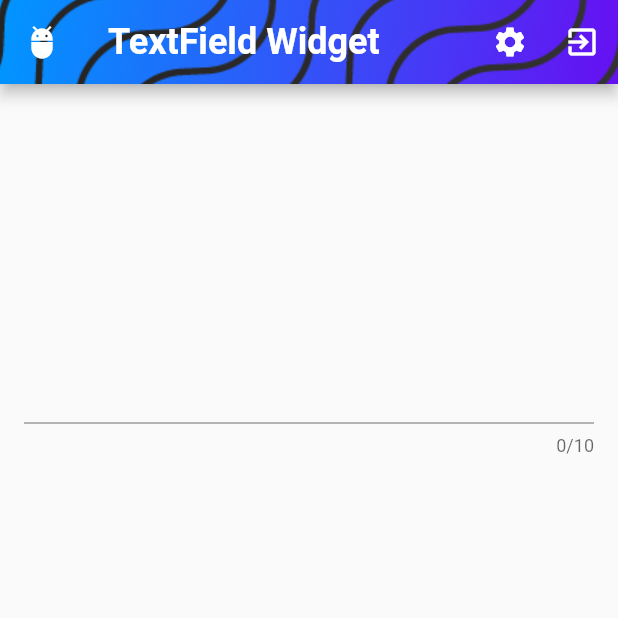
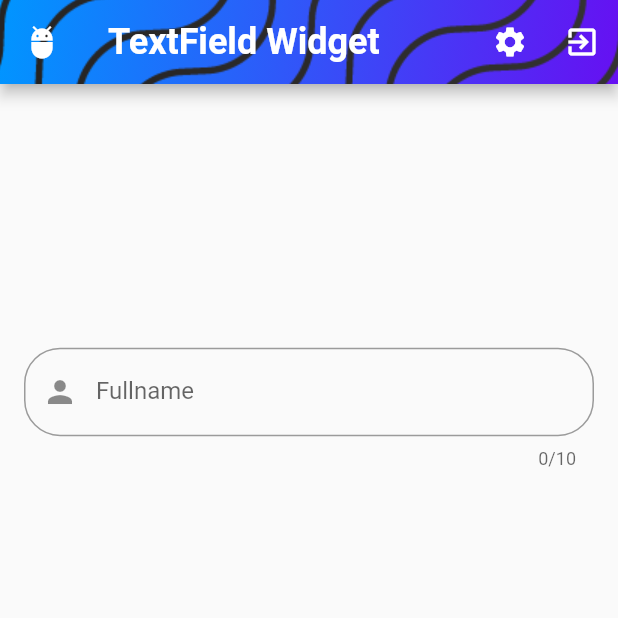
Before and after one commit to dikki-ap/flutter_basic, a Flutter app: the screen it shows after launch, on a phone screen of 412 x 824 dp, the top half of it. Run offline on Flutter 3.47's test engine with Material 2 defaults, Android fonts, the phone set to English and light mode, and no system bars.

Commit message:
21 - Custom TextField Widget

```diff
--- a/lib/main.dart
+++ b/lib/main.dart
@@ -54,6 +54,12 @@ class _MyAppState extends State<MyApp> {
                       },
                       controller:
                           controller, // U need to make Controller into TextField
+                      decoration: InputDecoration(
+                          labelText: 'Fullname',
+                          prefixIcon: Icon(Icons.person),
+                          hintText: 'Your fullname',
+                          border: OutlineInputBorder(
+                              borderRadius: BorderRadius.circular(24))),
                     )),
                 Text(controller.text)
               ],
```
